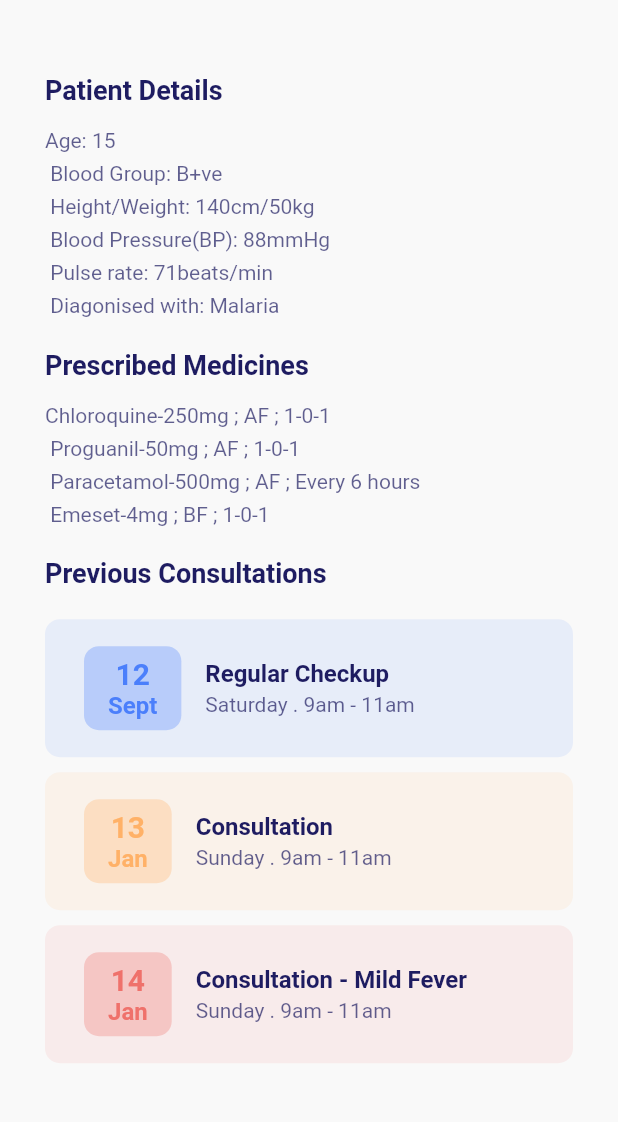
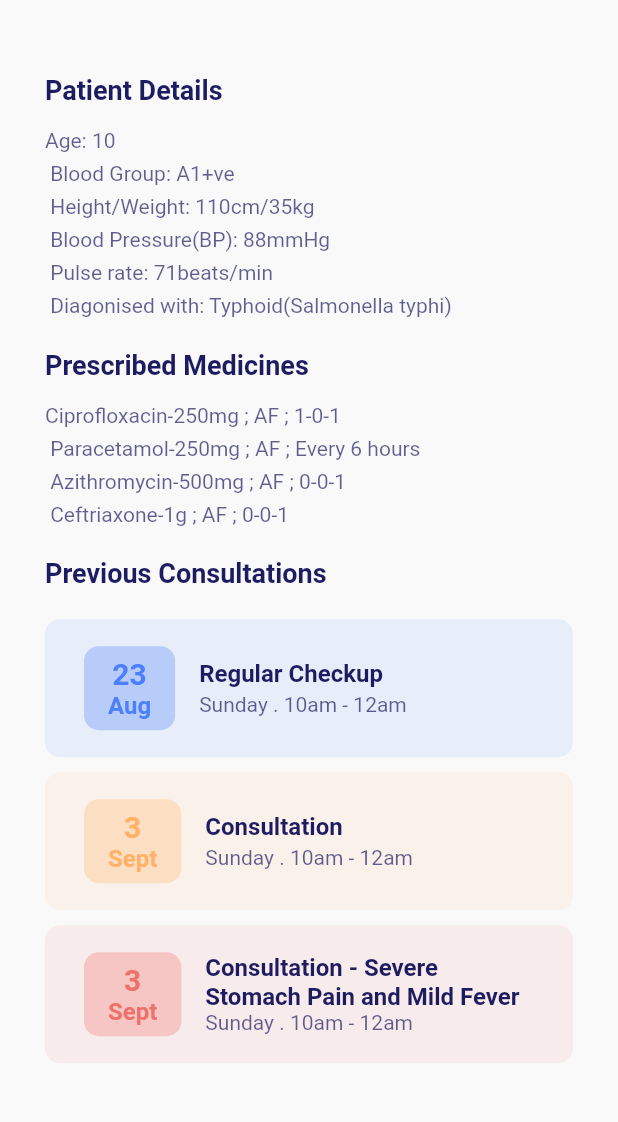
Before and after one commit to SwethaLakshme/Team-5, a Flutter app: the DetailScreen4 screen opened directly with empty values, scrolled down 350 dp, on a phone screen of 412 x 824 dp, the part 99-1221 px from its top. Run offline on Flutter 3.47's test engine with Material 2 defaults, Android fonts, the phone set to English and light mode, and no system bars; our stand-ins replace flutter_svg, google_fonts.

Commit message:
Updated Details for Patients 2, 3 and 4

```diff
--- a/lib/screens/Details/detail_screen4.dart
+++ b/lib/screens/Details/detail_screen4.dart
@@ -160,7 +160,7 @@ class DetailScreen4 extends StatelessWidget {
                         height: 10,
                       ),
                       Text(
-                        'Age: 15 \n Blood Group: B+ve \n Height/Weight: 140cm/50kg \n Blood Pressure(BP): 88mmHg \n Pulse rate: 71beats/min \n Diagonised with: Malaria',
+                        'Age: 10 \n Blood Group: A1+ve \n Height/Weight: 110cm/35kg \n Blood Pressure(BP): 88mmHg \n Pulse rate: 71beats/min \n Diagonised with: Typhoid(Salmonella typhi)',
                         style: TextStyle(
                           height: 1.6,
                           color: kTitleTextColor.withOpacity(0.7),
@@ -182,7 +182,7 @@ class DetailScreen4 extends StatelessWidget {
                         height: 10,
                       ),
                       Text(
-                        'Chloroquine-250mg ; AF ; 1-0-1 \n Proguanil-50mg ; AF ; 1-0-1 \n Paracetamol-500mg ; AF ; Every 6 hours \n Emeset-4mg ; BF ; 1-0-1',
+                        'Ciprofloxacin-250mg ; AF ; 1-0-1 \n Paracetamol-250mg ; AF ; Every 6 hours \n Azithromycin-500mg ; AF ; 0-0-1 \n Ceftriaxone-1g ; AF ; 0-0-1',
                         style: TextStyle(
                           height: 1.6,
                           color: kTitleTextColor.withOpacity(0.7),
@@ -205,9 +205,9 @@ class DetailScreen4 extends StatelessWidget {
                       ),
                       ScheduleCard(
                         'Regular Checkup',
-                        'Saturday . 9am - 11am',
-                        '12',
-                        'Sept',
+                        'Sunday . 10am - 12am',
+                        '23',
+                        'Aug',
                         kBlueColor,
                       ),
                       SizedBox(
@@ -215,19 +215,19 @@ class DetailScreen4 extends StatelessWidget {
                       ),
                       ScheduleCard(
                         'Consultation',
-                        'Sunday . 9am - 11am',
-                        '13',
-                        'Jan',
+                        'Sunday . 10am - 12am',
+                        '3',
+                        'Sept',
                         kYellowColor,
                       ),
                       SizedBox(
                         height: 10,
                       ),
                       ScheduleCard(
-                        'Consultation - Mild Fever',
-                        'Sunday . 9am - 11am',
-                        '14',
-                        'Jan',
+                        'Consultation - Severe Stomach Pain and Mild Fever',
+                        'Sunday . 10am - 12am',
+                        '3',
+                        'Sept',
                         kOrangeColor,
                       ),
                       SizedBox(
```
Also changed, not shown: lib/screens/Details/detail_screen2.dart (+39 -14 lines), lib/screens/Details/detail_screen3.dart (+39 -14 lines).
